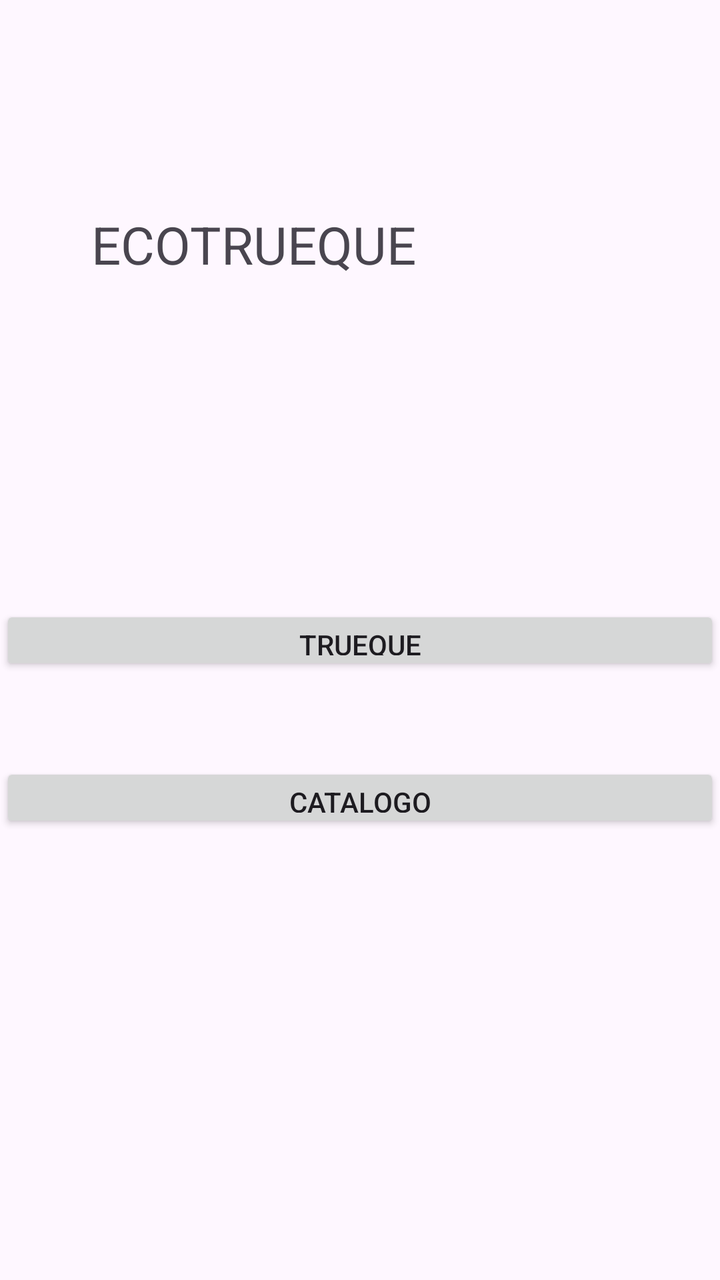
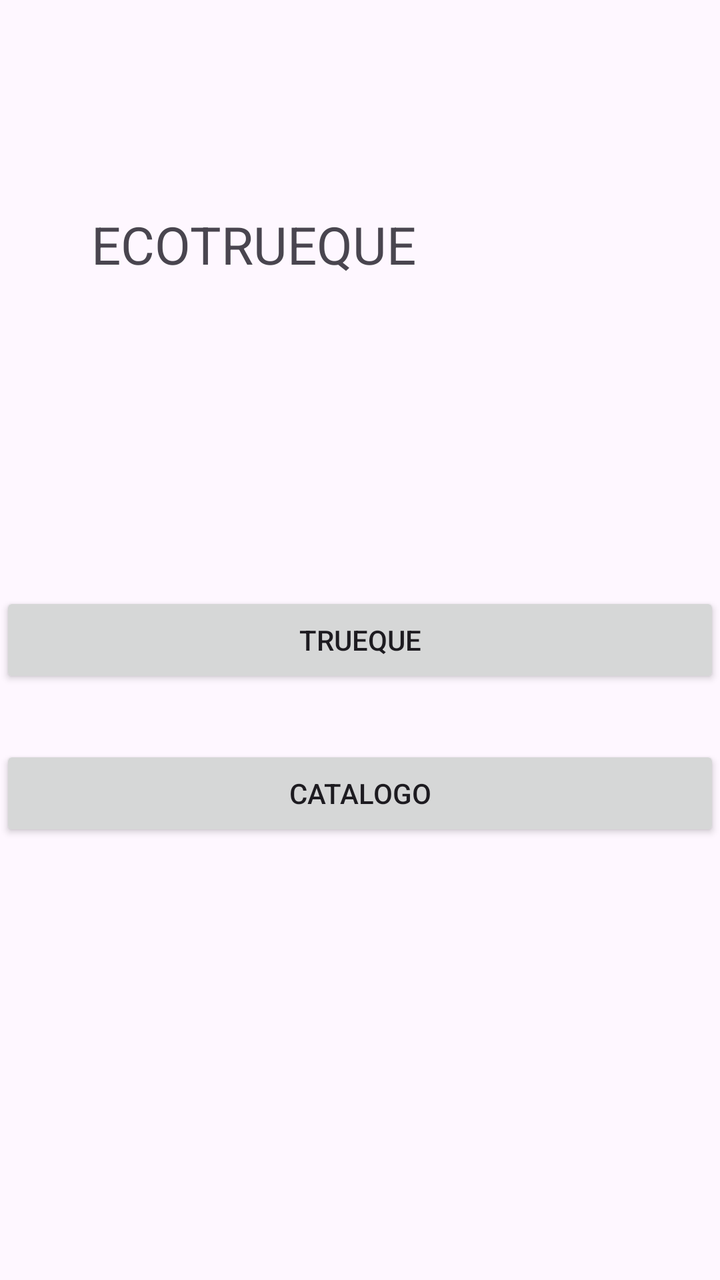

Screens rendered from an Android XML layout before and after an edit, with the pre-edit source and the edit as a unified diff.
<!-- AndroidManifest.xml: application theme Theme.TareaTest -->
<!-- res/layout/activity_menu_principal.xml -->
<?xml version="1.0" encoding="utf-8"?>
<androidx.constraintlayout.widget.ConstraintLayout xmlns:android="http://schemas.android.com/apk/res/android"
    xmlns:app="http://schemas.android.com/apk/res-auto"
    xmlns:tools="http://schemas.android.com/tools"
    android:id="@+id/main"
    android:layout_width="match_parent"
    android:layout_height="match_parent"
    tools:context=".MenuPrincipalActivity">


    <Button
        android:id="@+id/btncatalogo"
        android:layout_width="0dp"
        android:layout_height="35dp"
        android:layout_marginVertical="45dp"

        android:text="catalogo"
        app:layout_constraintBottom_toBottomOf="parent"
        app:layout_constraintEnd_toEndOf="parent"
        app:layout_constraintHorizontal_bias="0.0"
        app:layout_constraintStart_toStartOf="parent"
        app:layout_constraintTop_toTopOf="parent"
        app:layout_constraintVertical_bias="0.653" />

    <TextView
        android:id="@+id/txtBienvenida"
        android:layout_width="269dp"
        android:layout_height="134dp"
        android:text="ECOTRUEQUE"
        android:textAlignment="center"
        android:textSize="26sp"
        app:layout_constraintBottom_toBottomOf="parent"
        app:layout_constraintEnd_toEndOf="parent"
        app:layout_constraintStart_toStartOf="parent"
        app:layout_constraintTop_toTopOf="parent"
        app:layout_constraintVertical_bias="0.207" />

    <Button
        android:id="@+id/btntrueque"
        android:layout_width="0dp"
        android:layout_height="35dp"
        android:layout_marginVertical="45dp"

        android:text="trueque"
        app:layout_constraintBottom_toBottomOf="parent"
        app:layout_constraintEnd_toEndOf="parent"
        app:layout_constraintStart_toStartOf="parent"
        app:layout_constraintTop_toTopOf="parent" />


</androidx.constraintlayout.widget.ConstraintLayout>
<!-- resources referenced by this layout -->
<resources>
  <style name="Theme.TareaTest" parent="Base.Theme.TareaTest" />
  <style name="Base.Theme.TareaTest" parent="Theme.Material3.DayNight.NoActionBar">
          
          
      </style>
</resources>

<!-- the commit's change to res/layout/activity_menu_principal.xml (unified diff, before → after) -->
@@ -11,7 +11,7 @@
     <Button
         android:id="@+id/btncatalogo"
         android:layout_width="0dp"
-        android:layout_height="35dp"
+        android:layout_height="48dp"
         android:layout_marginVertical="45dp"
 
         android:text="catalogo"
@@ -38,7 +38,7 @@
     <Button
         android:id="@+id/btntrueque"
         android:layout_width="0dp"
-        android:layout_height="35dp"
+        android:layout_height="48dp"
         android:layout_marginVertical="45dp"
 
         android:text="trueque"
